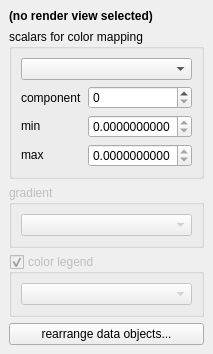
Old version of the form gui/widgets/ScalarMappingChooser.ui in the repository kateyy/geohazardvis.
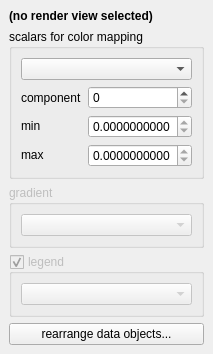
New version of the form.

Diff of the .ui file:
```diff
--- a/gui/widgets/ScalarMappingChooser.ui
+++ b/gui/widgets/ScalarMappingChooser.ui
@@ -165,7 +165,7 @@
        <bool>false</bool>
       </property>
       <property name="title">
-       <string>color legend</string>
+       <string>legend</string>
       </property>
       <property name="checkable">
        <bool>true</bool>
```
